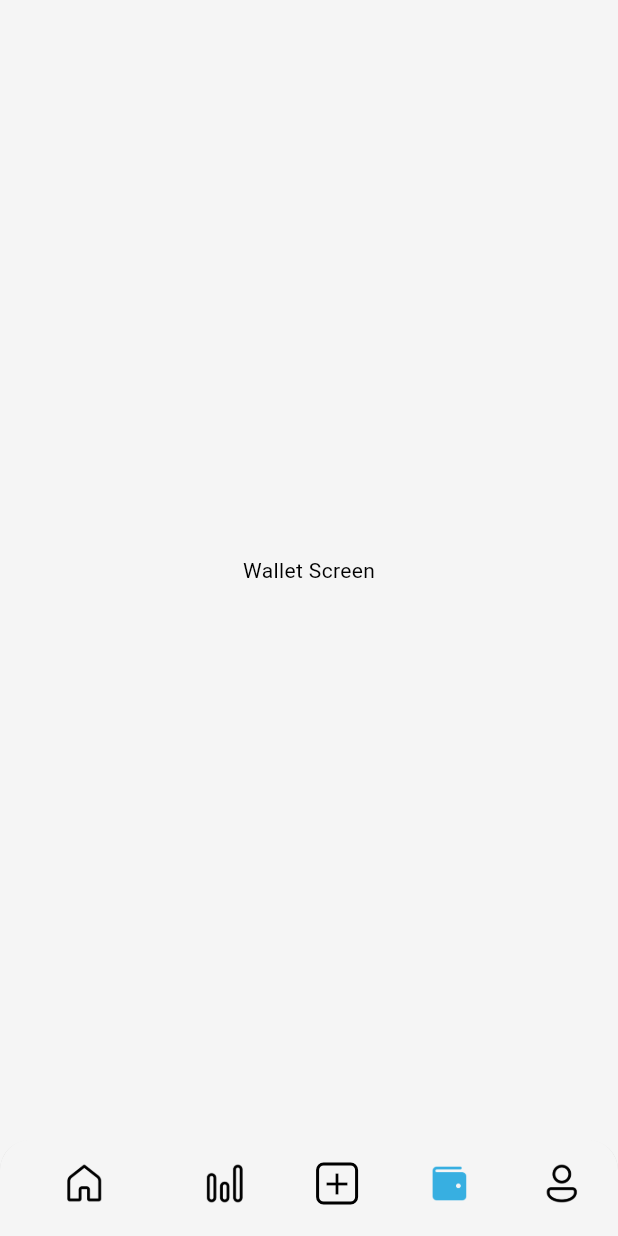
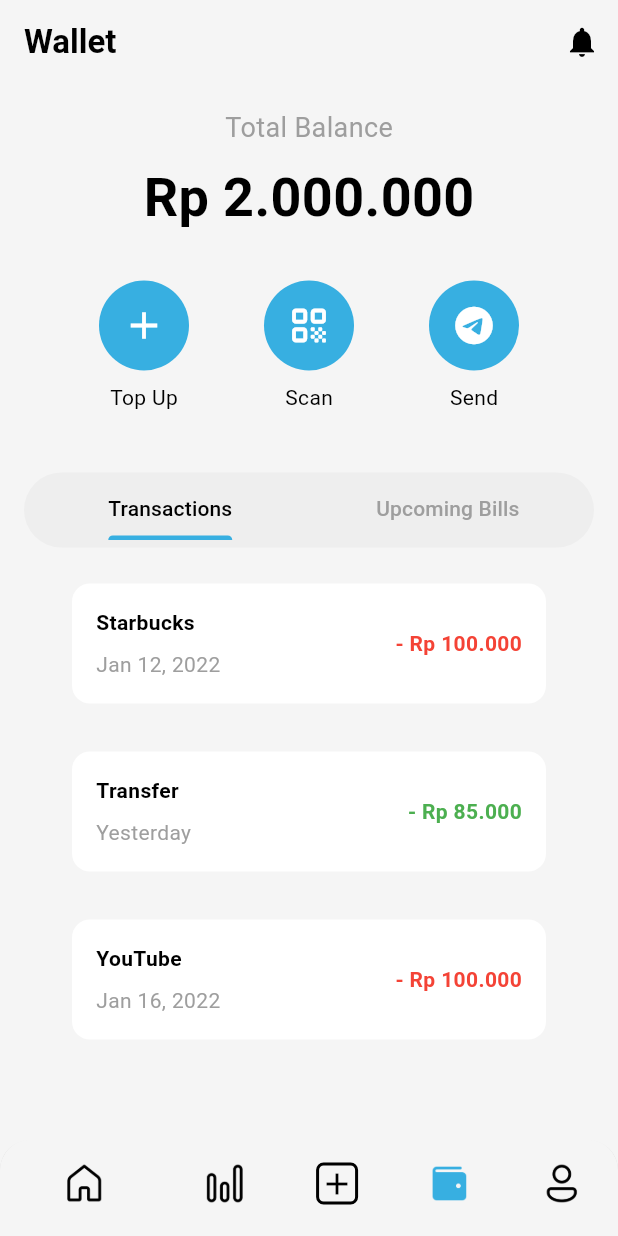
Before and after one commit to Udean777/Uang-Bijak-V2, a Flutter app: the screen it shows after launch, item 4 of the bottom bar chosen, on a phone screen of 412 x 824 dp. Run offline on Flutter 3.47's test engine with Material 3 defaults, Android fonts, the phone set to English and light mode, and no system bars; our stand-ins replace cached_network_image, fl_chart.

Commit message:
FEAT: Created wallet screen

```diff
--- a/lib/presentation/profile/views/profile_screen.dart
+++ b/lib/presentation/profile/views/profile_screen.dart
@@ -13,7 +13,7 @@ class ProfileScreen extends StatelessWidget {
         title: const Text(
           "Profile",
           style: TextStyle(
-            fontSize: 25,
+            fontSize: 22,
             fontWeight: FontWeight.bold,
           ),
         ),
--- a/lib/presentation/statistic/views/statistic_screen.dart
+++ b/lib/presentation/statistic/views/statistic_screen.dart
@@ -25,7 +25,7 @@ class StatisticScreen extends StatelessWidget {
           title: const Text(
             'Statistics',
             style: TextStyle(
-              fontSize: 25,
+              fontSize: 22,
               fontWeight: FontWeight.bold,
             ),
           ),
--- a/lib/presentation/wallet/views/wallet_screen.dart
+++ b/lib/presentation/wallet/views/wallet_screen.dart
@@ -1,14 +1,175 @@
 import 'package:flutter/material.dart';
+import 'package:uang_bijak/core/widgets/build_spending_item.dart';
+import 'package:uang_bijak/presentation/wallet/widgets/upcoming_bills_list.dart';
 
 class WalletScreen extends StatelessWidget {
   const WalletScreen({super.key});
 
   @override
   Widget build(BuildContext context) {
-    return const Scaffold(
-      body: Center(
-        child: Text("Wallet Screen"),
+    return DefaultTabController(
+      length: 2,
+      child: Scaffold(
+        appBar: AppBar(
+          title: const Text(
+            "Wallet",
+            style: TextStyle(
+              fontSize: 22,
+              fontWeight: FontWeight.bold,
+            ),
+          ),
+          centerTitle: false,
+          actions: [
+            IconButton(
+              onPressed: () {},
+              icon: const Icon(Icons.notifications),
+            ),
+          ],
+        ),
+        body: Padding(
+          padding: const EdgeInsets.all(16.0),
+          child: Column(
+            crossAxisAlignment: CrossAxisAlignment.center,
+            children: [
+              const Text(
+                "Total Balance",
+                style: TextStyle(fontSize: 18, color: Colors.grey),
+              ),
+              const SizedBox(height: 8),
+              const Text(
+                "Rp 2.000.000",
+                style: TextStyle(fontSize: 36, fontWeight: FontWeight.bold),
+              ),
+              const SizedBox(height: 30),
+              Row(
+                mainAxisAlignment: MainAxisAlignment.spaceEvenly,
+                children: [
+                  _buildActionButton(Icons.add, "Top Up", context),
+                  _buildActionButton(Icons.qr_code_rounded, "Scan", context),
+                  _buildActionButton(Icons.telegram, "Send", context),
+                ],
+              ),
+              const SizedBox(height: 40),
+              Container(
+                height: 50,
+                padding: const EdgeInsets.all(5),
+                decoration: BoxDecoration(
+                  color: Colors.grey.shade200,
+                  borderRadius: BorderRadius.circular(30),
+                ),
+                child: const TabBar(
+                  labelColor: Colors.black,
+                  unselectedLabelColor: Colors.grey,
+                  dividerColor: Colors.transparent,
+                  tabs: [
+                    Tab(text: "Transactions"),
+                    Tab(text: "Upcoming Bills"),
+                  ],
+                ),
+              ),
+              const Expanded(
+                child: TabBarView(
+                  children: [
+                    _SpendingList(),
+                    _UpcomingList(),
+                  ],
+                ),
+              ),
+            ],
+          ),
+        ),
       ),
     );
   }
+
+  Widget _buildActionButton(
+    IconData icon,
+    String label,
+    BuildContext context,
+  ) {
+    return Column(
+      children: [
+        InkWell(
+          onTap: () {},
+          child: Container(
+            height: 60,
+            width: 60,
+            decoration: BoxDecoration(
+              shape: BoxShape.circle,
+              color: Theme.of(context).colorScheme.primary,
+            ),
+            child: Icon(icon, size: 30, color: Colors.white),
+          ),
+        ),
+        const SizedBox(height: 8),
+        Text(label, style: const TextStyle(fontSize: 14)),
+      ],
+    );
+  }
 }
+
+class _SpendingList extends StatelessWidget {
+  const _SpendingList();
+
+  @override
+  Widget build(BuildContext context) {
+    return ListView(
+      padding: const EdgeInsets.all(16),
+      children: const [
+        BuildSpendingItem(
+          title: 'Starbucks',
+          date: 'Jan 12, 2022',
+          amount: '- Rp 100.000',
+          amountColor: Colors.red,
+        ),
+        SizedBox(height: 16),
+        BuildSpendingItem(
+          title: 'Transfer',
+          date: 'Yesterday',
+          amount: '- Rp 85.000',
+          amountColor: Colors.green,
+        ),
+        SizedBox(height: 16),
+        BuildSpendingItem(
+          title: 'YouTube',
+          date: 'Jan 16, 2022',
+          amount: '- Rp 100.000',
+          amountColor: Colors.red,
+        ),
+      ],
+    );
+  }
+}
+
+class _UpcomingList extends StatelessWidget {
+  const _UpcomingList();
+
+  @override
+  Widget build(BuildContext context) {
+    return ListView(
+      padding: const EdgeInsets.all(16),
+      children: const [
+        UpcomingBillsList(
+          title: 'Starbucks',
+          date: 'Jan 12, 2022',
+          text: 'Pay',
+          textColor: Colors.red,
+        ),
+        SizedBox(height: 16),
+        UpcomingBillsList(
+          title: 'Transfer',
+          date: 'Yesterday',
+          text: 'Pay',
+          textColor: Colors.green,
+        ),
+        SizedBox(height: 16),
+        UpcomingBillsList(
+          title: 'YouTube',
+          date: 'Jan 16, 2022',
+          text: 'Pay',
+          textColor: Colors.red,
+        ),
+      ],
+    );
+  }
+}
```
Also changed, not shown: lib/presentation/wallet/widgets/upcoming_bills_list.dart (added, +76 -0 lines).
